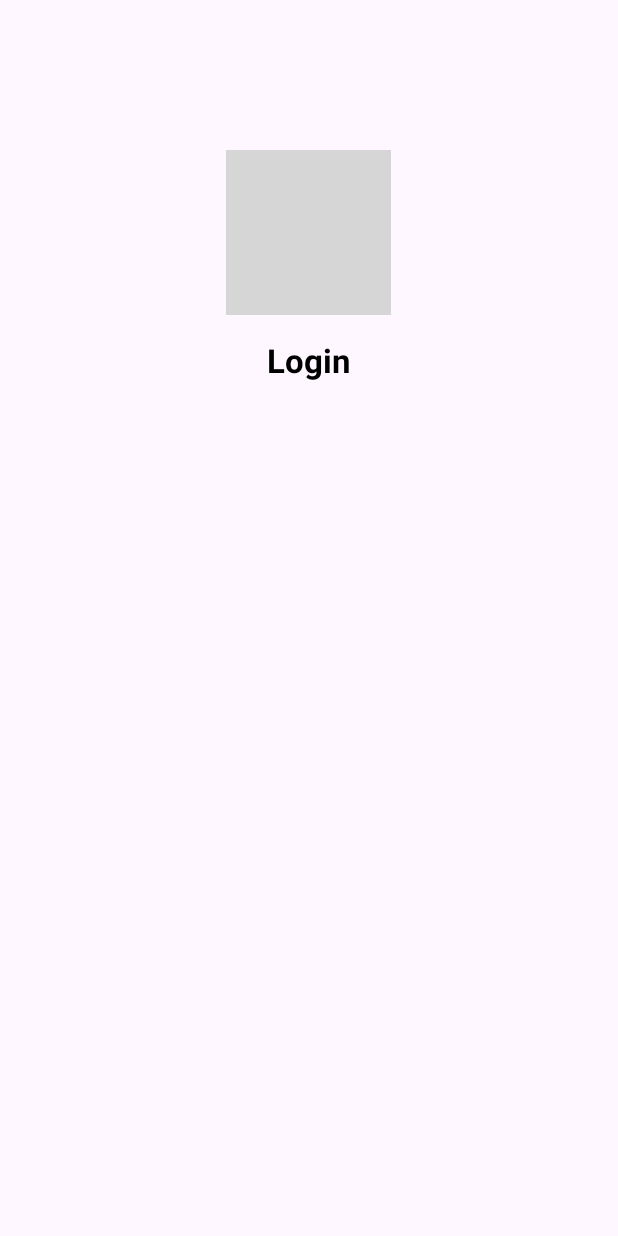
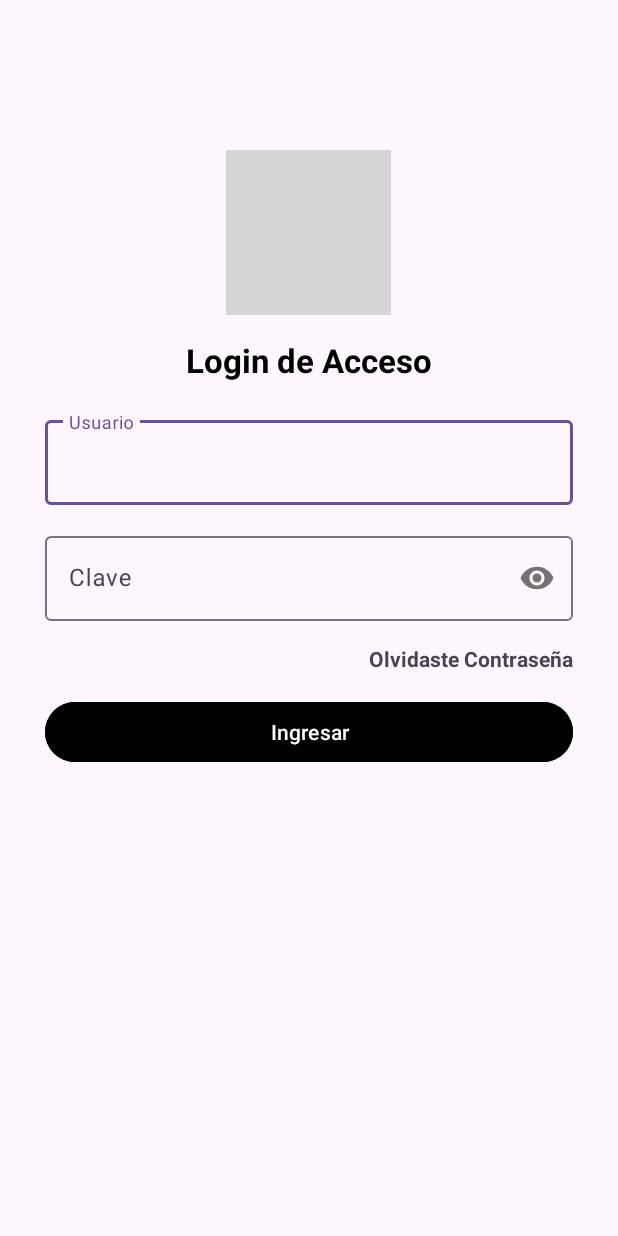
Before and after one commit to pedro-damian/curso-android, an Android app: the screen it shows after launch (MainActivity), on a phone screen of 412 x 824 dp. Run offline under Robolectric (Android 15) with nearby library versions, the phone set to English and light mode, and no system bars; grey boxes are pictures that could not be loaded.

Commit message:
Initial commit

```diff
--- a/GestorApp/app/src/main/res/layout/activity_main.xml
+++ b/GestorApp/app/src/main/res/layout/activity_main.xml
@@ -16,15 +16,77 @@
         android:layout_centerHorizontal="true"
         android:layout_marginTop="100dp" />
     <TextView
+        android:id="@+id/tvLogo"
         android:layout_width="wrap_content"
         android:layout_height="wrap_content"
-        android:text="Login"
+        android:text="@string/login"
         android:textSize="22sp"
         android:textColor="@color/black"
         android:textStyle="bold"
         android:layout_below="@id/ivLogo"
         android:layout_centerHorizontal="true"
         android:layout_marginTop="15dp" />
+    <ScrollView
+        android:layout_width="match_parent"
+        android:layout_height="wrap_content"
+        android:layout_marginStart="30dp"
+        android:layout_marginEnd="30dp"
+        android:layout_below="@id/tvLogo"
+        android:layout_marginTop="10dp" >
+
+        <RelativeLayout
+            android:layout_width="match_parent"
+            android:layout_height="wrap_content">
+            <com.google.android.material.textfield.TextInputLayout
+                android:id="@+id/usuario"
+                android:layout_width="match_parent"
+                android:layout_height="wrap_content"
+                android:layout_marginTop="10dp">
+                <EditText
+                    android:id="@+id/etUsuario"
+                    android:layout_width="match_parent"
+                    android:layout_height="wrap_content"
+                    android:inputType="textEmailAddress"
+                    android:hint="@string/usuario" />
+            </com.google.android.material.textfield.TextInputLayout>
+            <com.google.android.material.textfield.TextInputLayout
+                android:id="@+id/clave"
+                android:layout_width="match_parent"
+                android:layout_height="wrap_content"
+                android:layout_below="@id/usuario"
+                app:passwordToggleEnabled="true"
+                android:layout_marginTop="15dp">
+                <EditText
+                    android:id="@+id/etClave"
+                    android:layout_width="match_parent"
+                    android:layout_height="wrap_content"
+                    android:inputType="textPassword"
+                    android:hint="@string/clave" />
+            </com.google.android.material.textfield.TextInputLayout>
+            <TextView
+                android:id="@+id/olvidaste"
+                android:layout_width="wrap_content"
+                android:layout_height="wrap_content"
+                android:text="@string/olvidaste_contrasena"
+                android:layout_below="@id/clave"
+                android:textStyle="bold"
+                android:layout_alignParentEnd="true"
+                android:layout_marginTop="15dp" />
+
+            <Button
+                android:id="@+id/btnIngresar"
+                android:layout_width="match_parent"
+                android:layout_height="wrap_content"
+                android:layout_below="@id/olvidaste"
+                android:layout_marginTop="15dp"
+                android:text="@string/ingresar"
+                android:backgroundTint="@color/black    "
+                />
+
+        </RelativeLayout>
+
+    </ScrollView>
+
 
 
 </RelativeLayout>
--- a/GestorApp/app/src/main/res/values/strings.xml
+++ b/GestorApp/app/src/main/res/values/strings.xml
@@ -4,7 +4,7 @@
     <string name="version">Version 1.0</string>
     <string name="desarrollador">Desarrollado por Pedro Damian</string>
 
-    <!-- LOGIN -->
+    <!-- CRUD -->
     <string name="nuevo">Nuevo</string>
     <string name="editar">Editar</string>
     <string name="actualizar">Actualizar</string>
@@ -16,6 +16,7 @@
     <string name="usuario">Usuario</string>
     <string name="clave">Clave</string>
     <string name="olvidaste_contrasena">Olvidaste Contraseña</string>
+    <string name="ingresar">Ingresar</string>
     <string name="web">Pagina Web</string>
     <string name="no_cuenta">No tienes Cuenta, Registrate</string>
 </resources>
```
